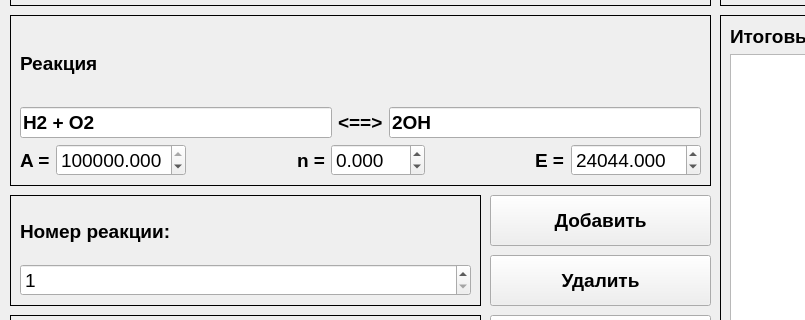
Aleksandr201-1/Diplom, file src/Application/GUI/MainWindow.ui: the form before one commit; both pictures show x 0 to 805 and y 244 to 564 of the 1200 by 720 pixel window.
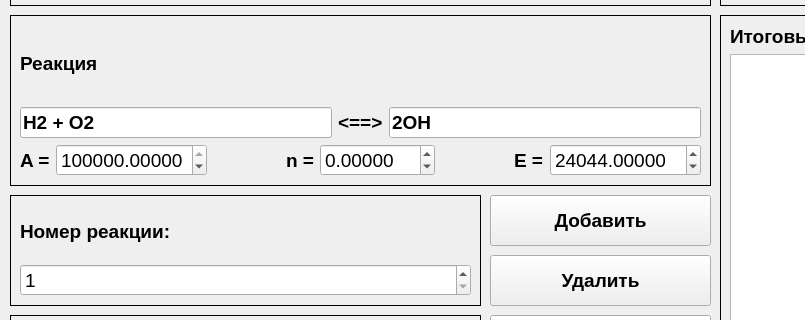
The form after the commit. The open tabs and pages were chosen to show the change. Icons and pictures are not drawn.

Diff of the .ui file:
```diff
--- a/src/Application/GUI/MainWindow.ui
+++ b/src/Application/GUI/MainWindow.ui
@@ -1524,7 +1524,7 @@
               <set>Qt::AlignLeading|Qt::AlignLeft|Qt::AlignVCenter</set>
              </property>
              <property name="decimals">
-              <number>3</number>
+              <number>5</number>
              </property>
              <property name="minimum">
               <double>0.000000000000000</double>
@@ -1584,7 +1584,7 @@
               <set>Qt::AlignLeading|Qt::AlignLeft|Qt::AlignVCenter</set>
              </property>
              <property name="decimals">
-              <number>3</number>
+              <number>5</number>
              </property>
              <property name="minimum">
               <double>-10.000000000000000</double>
@@ -1644,7 +1644,7 @@
               <set>Qt::AlignLeading|Qt::AlignLeft|Qt::AlignVCenter</set>
              </property>
              <property name="decimals">
-              <number>3</number>
+              <number>5</number>
              </property>
              <property name="minimum">
               <double>0.000000000000000</double>
```
Left out of the diff: 10 changed lines with no effect on the pictures.
